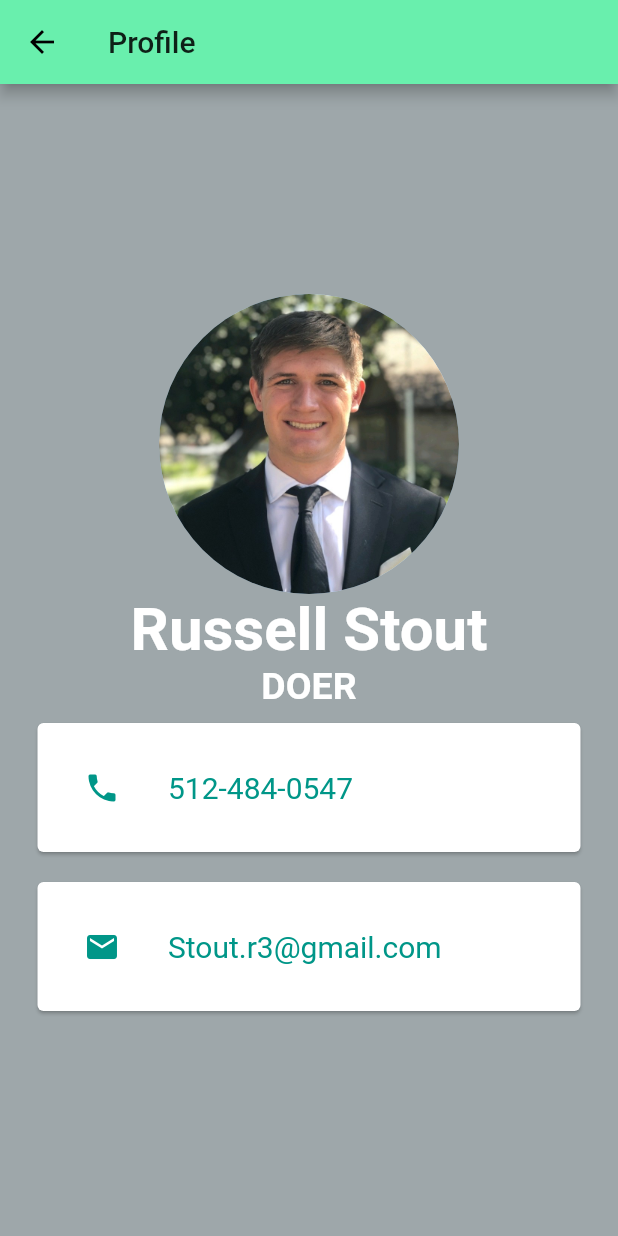
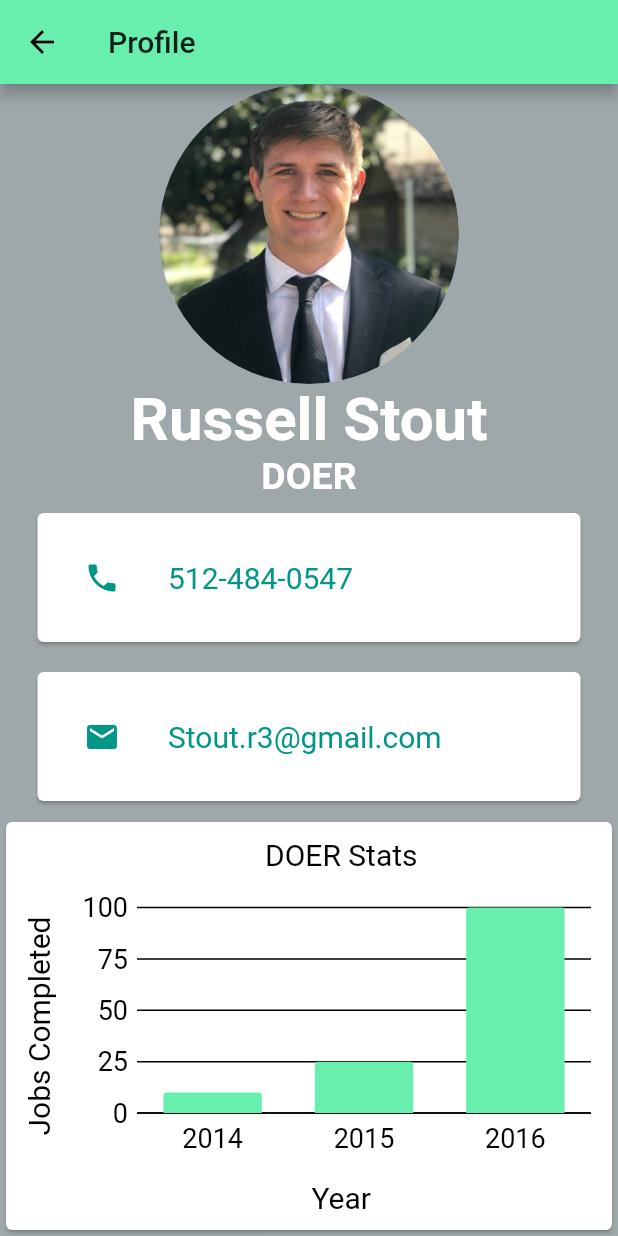
Before and after one commit to LuisDLF98/doers_app, a Flutter app: the ProfileScreen screen opened by its route, on a phone screen of 412 x 824 dp. Run offline on Flutter 3.47's test engine with Material 2 defaults, Android fonts, the phone set to English and light mode, and no system bars; our stand-ins replace animated_text_kit, charts_flutter, cloud_firestore, firebase_core, google_sign_in, modal_progress_hud; missing offline and left inert: time_range_picker; accounts and stored records are empty.

Commit message:
user graph commit

```diff
--- /dev/null
+++ b/lib/Components/barchart_simple.dart
@@ -0,0 +1,161 @@
+// Copyright 2018 the Charts project authors. Please see the AUTHORS file
+// for details.
+//
+// Licensed under the Apache License, Version 2.0 (the "License");
+// you may not use this file except in compliance with the License.
+// You may obtain a copy of the License at
+//
+// http://www.apache.org/licenses/LICENSE-2.0
+//
+// Unless required by applicable law or agreed to in writing, software
+// distributed under the License is distributed on an "AS IS" BASIS,
+// WITHOUT WARRANTIES OR CONDITIONS OF ANY KIND, either express or implied.
+// See the License for the specific language governing permissions and
+// limitations under the License.
+
+/// Bar chart example
+// EXCLUDE_FROM_GALLERY_DOCS_START
+import 'dart:math';
+// EXCLUDE_FROM_GALLERY_DOCS_END
+import 'package:charts_flutter/flutter.dart' as charts;
+import 'package:doers_app/Components/hex_colors.dart';
+import 'package:flutter/material.dart';
+
+
+class SimpleBarChart extends StatelessWidget {
+  final List<charts.Series> seriesList;
+  final bool animate;
+
+  SimpleBarChart(this.seriesList, {this.animate});
+
+  /// Creates a [BarChart] with sample data and no transition.
+  factory SimpleBarChart.withSampleData() {
+    return new SimpleBarChart(
+      _createSampleData(),
+      // Disable animations for image tests.
+      animate: false,
+    );
+  }
+
+  // EXCLUDE_FROM_GALLERY_DOCS_START
+  // This section is excluded from being copied to the gallery.
+  // It is used for creating random series data to demonstrate animation in
+  // the example app only.
+  factory SimpleBarChart.withRandomData() {
+    return new SimpleBarChart(_createRandomData());
+  }
+
+  /// Create random data.
+  static List<charts.Series<JobStats, String>> _createRandomData() {
+    final random = new Random();
+
+    final data = [
+      new JobStats('2014', random.nextInt(100)),
+      new JobStats('2015', random.nextInt(100)),
+      new JobStats('2016', random.nextInt(100)),
+      new JobStats('2017', random.nextInt(100)),
+    ];
+
+    return [
+      new charts.Series<JobStats, String>(
+        id: 'JobsCompleted',
+        colorFn: (_, __) => charts.MaterialPalette.blue.shadeDefault,
+        domainFn: (JobStats jobsCompleted, _) => jobsCompleted.year,
+        measureFn: (JobStats jobsCompleted, _) => jobsCompleted.jobsCompleted,
+        data: data,
+      )
+    ];
+  }
+  // EXCLUDE_FROM_GALLERY_DOCS_END
+
+  @override
+  Widget build(BuildContext context) {
+    return new charts.BarChart(
+      seriesList,
+      animate: animate,
+      behaviors: [
+        new charts.ChartTitle('DOER Stats',
+            behaviorPosition: charts.BehaviorPosition.top,
+            titleOutsideJustification: charts.OutsideJustification.start,
+            titleStyleSpec: charts.TextStyleSpec(fontSize: 20, color: charts.Color.black),
+            // Set a larger inner padding than the default (10) to avoid
+            // rendering the text too close to the top measure axis tick label.
+            // The top tick label may extend upwards into the top margin region
+            // if it is located at the top of the draw area.
+            innerPadding: 18),
+
+        new charts.ChartTitle('Year',
+            behaviorPosition: charts.BehaviorPosition.bottom,
+            titleStyleSpec: charts.TextStyleSpec(fontSize: 20, color: charts.Color.black),
+            titleOutsideJustification:
+            charts.OutsideJustification.middleDrawArea,
+        ),
+
+        new charts.ChartTitle('Jobs Completed',
+            behaviorPosition: charts.BehaviorPosition.start,
+            titleStyleSpec: charts.TextStyleSpec(fontSize: 20, color: charts.Color.black),
+            titleOutsideJustification:
+            charts.OutsideJustification.middleDrawArea),
+      ],
+
+
+      /// Assign a custom style for the domain axis.
+      ///
+      /// This is an OrdinalAxisSpec to match up with BarChart's default
+      /// ordinal domain axis (use NumericAxisSpec or DateTimeAxisSpec for
+      /// other charts).
+      domainAxis: new charts.OrdinalAxisSpec(
+          renderSpec: new charts.SmallTickRendererSpec(
+
+            // Tick and Label styling here.
+              labelStyle: new charts.TextStyleSpec(
+                  fontSize: 18, // size in Pts.
+                  color: charts.Color.fromHex(code: '#000000')),
+
+              // Change the line colors to match text color.
+              lineStyle: new charts.LineStyleSpec(
+                  color: charts.Color.fromHex(code: '#000000')))),
+
+      /// Assign a custom style for the measure axis.
+      primaryMeasureAxis: new charts.NumericAxisSpec(
+          renderSpec: new charts.GridlineRendererSpec(
+
+            // Tick and Label styling here.
+              labelStyle: new charts.TextStyleSpec(
+                  fontSize: 18, // size in Pts.
+                  color: charts.Color.fromHex(code: '#000000')),
+
+              // Change the line colors to match text color.
+              lineStyle: new charts.LineStyleSpec(
+                  color: charts.Color.fromHex(code: '#000000')))),
+
+    );
+  }
+
+  /// Create one series with sample hard coded data.
+  static List<charts.Series<JobStats, String>> _createSampleData() {
+    final data = [
+      new JobStats('2014', 10),
+      new JobStats('2015', 25),
+      new JobStats('2016', 100),
+    ];
+
+    return [
+      new charts.Series<JobStats, String>(
+        id: 'JobsCompleted',
+        colorFn: (_, __) => charts.Color.fromHex(code: '#69efad'),
+        domainFn: (JobStats jobsCompleted, _) => jobsCompleted.year,
+        measureFn: (JobStats jobsCompleted, _) => jobsCompleted.jobsCompleted,
+        data: data,
+      )
+    ];
+  }
+}
+
+/// Sample ordinal data type.
+class JobStats {
+  final String year;
+  final int jobsCompleted;
+
+  JobStats(this.year, this.jobsCompleted);
+}
--- a/lib/Screens/profile_screen.dart
+++ b/lib/Screens/profile_screen.dart
@@ -1,4 +1,5 @@
 import 'package:flutter/material.dart';
+import 'package:doers_app/Components/barchart_simple.dart';
 
 class ProfileScreen extends StatefulWidget {
   ProfileScreen({Key key}) : super(key: key);
@@ -36,72 +37,73 @@ class _ProfileScreen extends State<ProfileScreen> {
           children: <Widget>[
             CircleAvatar(
               radius: 100.0,
-              backgroundImage: AssetImage('images/Rusty.jpeg'), //TODO:: change this to be dependent on user
-
+              backgroundImage: AssetImage(
+                  'images/Rusty.jpeg'), //TODO:: change this to be dependent on user
             ),
             Text(
               'Russell Stout',
               style: TextStyle(
-                fontSize:40,
+                fontSize: 40,
                 color: Colors.white,
                 fontWeight: FontWeight.bold,
-
               ),
-
             ),
             Text(
               'DOER',
               style: TextStyle(
-                fontSize:25,
+                fontSize: 25,
                 color: Colors.white,
                 fontWeight: FontWeight.bold,
-
               ),
             ),
             Card(
-
                 color: Colors.white,
                 margin: EdgeInsets.symmetric(vertical: 10.0, horizontal: 25.0),
-                child:Padding(
+                child: Padding(
                   padding: EdgeInsets.all(15.0),
                   child: ListTile(
                     leading: Icon(
                       Icons.phone,
                       color: Colors.teal,
                     ),
-
-                    title: Text('512-484-0547', //TODO:: change this to be dependent on user
+                    title: Text(
+                      '512-484-0547', //TODO:: change this to be dependent on user
                       style: TextStyle(
                         color: Colors.teal,
                         fontSize: 20.0,
                       ),
                     ),
                   ),
-                )
-            ),
+                )),
             Card(
                 color: Colors.white,
                 margin: EdgeInsets.symmetric(vertical: 10.0, horizontal: 25.0),
-                child:Padding(
+                child: Padding(
                   padding: EdgeInsets.all(15.0),
                   child: ListTile(
-                    leading:
-                    Icon(
+                    leading: Icon(
                       Icons.email,
                       color: Colors.teal,
                     ),
-                    title: Text('Stout.r3@gmail.com', //TODO:: change this to be dependent on user
+                    title: Text(
+                      'Stout.r3@gmail.com', //TODO:: change this to be dependent on user
                       style: TextStyle(
                         color: Colors.teal,
                         fontSize: 20.0,
                       ),
                     ),
                   ),
-                )
+                )),
+
+            Expanded(
+              child: Card(
+
+                child: SimpleBarChart.withSampleData(),
+              ),
             ),
           ],
         ),
-      ),// This trailing comma makes auto-formatting nicer for build methods.
+      ), // This trailing comma makes auto-formatting nicer for build methods.
     );
   }
 }
--- a/pubspec.yaml
+++ b/pubspec.yaml
@@ -36,6 +36,7 @@ dependencies:
   modal_progress_hud: ^0.1.3
   google_sign_in: ^5.0.0
   time_range_picker: any
+  charts_flutter: ^0.10.0
 
 dev_dependencies:
   flutter_launcher_icons: "^0.8.0"
```
Also changed, not shown: pubspec.lock.
